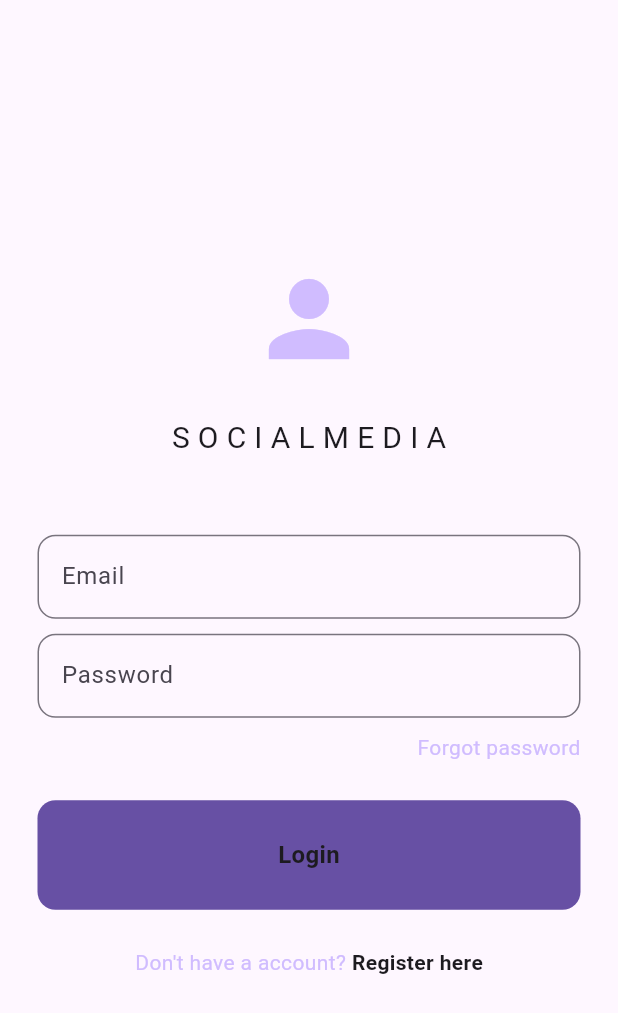
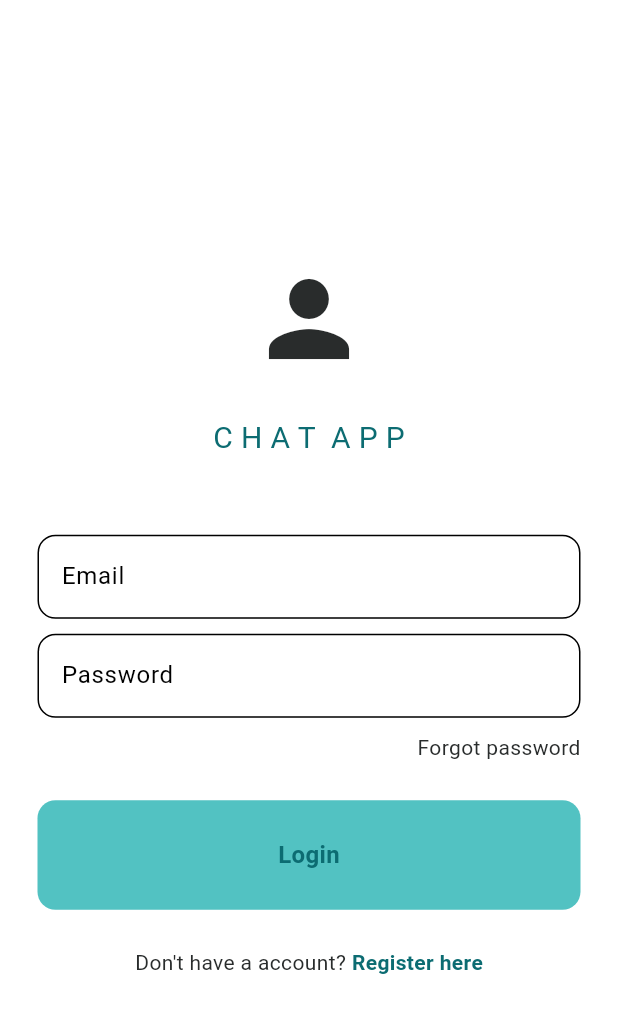
Before and after one commit to jothiswaranoh/chatapp, a Flutter app: the screen it shows after launch, on a phone screen of 412 x 824 dp. Shown: the top 1013 px of the screen. Run offline on Flutter 3.47's test engine with Material 3 defaults, Android fonts, the phone set to English and light mode, and no system bars; our stand-ins replace carousel_slider, cloud_firestore, firebase_auth, firebase_core; missing offline and left inert: dart:js_util; accounts and stored records are empty.

Commit message:
changed colors

```diff
--- a/lib/auth/login_or_register.dart
+++ b/lib/auth/login_or_register.dart
@@ -1,4 +1,3 @@
-import 'package:flutter/src/widgets/container.dart';
 import 'package:flutter/src/widgets/framework.dart';
 import 'package:groupchat/pages/login_page.dart';
 import 'package:groupchat/pages/register_page.dart';
@@ -12,7 +11,6 @@ class LoginOrRegister extends StatefulWidget {
 
 class _LoginOrRegisterState extends State<LoginOrRegister> {
  bool showLoginPage = true;
-
  void togglepages(){
   setState(() {
     showLoginPage = !showLoginPage;
--- a/lib/main.dart
+++ b/lib/main.dart
@@ -10,8 +10,6 @@ import 'package:groupchat/pages/profile_page.dart';
 import 'package:groupchat/pages/users_page.dart';
 import 'package:groupchat/theme/theme_provider.dart';
 import 'package:provider/provider.dart';
-
-
 
 void main() async {
   WidgetsFlutterBinding.ensureInitialized();
@@ -30,8 +28,10 @@ class MyApp extends StatelessWidget {
   @override
   Widget build(BuildContext context) {
     return MaterialApp(
-      home:AuthPage(),
-        routes: {
+      home: AuthPage(),
+      theme: Provider.of<ThemeProvider>(context).themeData,
+      debugShowCheckedModeBanner: false,
+      routes: {
         '/login_register_page': (context) => const LoginOrRegister(),
         '/home_page': (context) => HomePage(),
         '/profile_page': (context) => ProfilePage(),
--- a/lib/pages/login_page.dart
+++ b/lib/pages/login_page.dart
@@ -6,7 +6,6 @@ import 'package:groupchat/components/my_textfield.dart';
 import '../components/space.dart';
 import '../helper/display_message_to_user.dart';
 import 'package:groupchat/controller/comman.dart';
-
 
 class LoginPage extends StatefulWidget {
   final void Function()? onTap;
@@ -18,7 +17,7 @@ class LoginPage extends StatefulWidget {
 
 class _LoginPageState extends State<LoginPage> {
   void login_page() {
-    login(context,emailController,passwordController);
+    login(context, emailController, passwordController);
   }
 
   TextEditingController emailController = TextEditingController();
@@ -34,7 +33,8 @@ class _LoginPageState extends State<LoginPage> {
       body: Center(
         child: Padding(
           padding: const EdgeInsets.all(25.0),
-          child: Column(mainAxisAlignment: MainAxisAlignment.center,
+          child: Column(
+              mainAxisAlignment: MainAxisAlignment.center,
               //logo
               children: [
                 Icon(
@@ -49,7 +49,7 @@ class _LoginPageState extends State<LoginPage> {
                 ),
                 //app name
                 const Text(
-                  "S O C I A L M E D I A",
+                  "C H A T  A P P",
                   style: TextStyle(fontSize: 20),
                 ),
 
--- a/lib/theme/dark_mode.dart
+++ b/lib/theme/dark_mode.dart
@@ -4,12 +4,13 @@ ThemeData darktMode = ThemeData(
   brightness: Brightness.dark, // Corrected to dark
   colorScheme: ColorScheme.dark(
     background: Colors.grey.shade900,
-    primary: Colors.grey.shade800,
-    secondary: Colors.grey.shade700,
-    inversePrimary: Colors.grey.shade600, // Use onPrimary instead of inversePrimary
+    primary: Color.fromARGB(255, 95, 180, 195),
+    secondary: Color.fromARGB(255, 68, 178, 165),
+    inversePrimary: Color.fromARGB(
+        255, 44, 169, 194), // Use onPrimary instead of inversePrimary
   ),
   textTheme: ThemeData.dark().textTheme.apply(
-    bodyColor: Colors.grey[300],
-    displayColor: Colors.black,
-  ),
+        bodyColor: Color.fromARGB(255, 59, 184, 207),
+        displayColor: Colors.black,
+      ),
 );
--- a/lib/theme/light_mode.dart
+++ b/lib/theme/light_mode.dart
@@ -3,13 +3,14 @@ import 'package:flutter/material.dart';
 ThemeData lightMode = ThemeData(
   brightness: Brightness.light, // Explicitly set brightness to light
   colorScheme: ColorScheme.light(
-    background: Colors.grey.shade300,
-    primary: Colors.grey.shade200,
-    secondary: Colors.grey.shade400,
-    inversePrimary: Colors.grey.shade800, // Use onPrimary instead of inversePrimary
+    background: Colors.white,
+    primary: Color.fromARGB(255, 82, 194, 194),
+    secondary: Color.fromARGB(255, 30, 77, 100),
+    inversePrimary: Color.fromARGB(
+        255, 41, 44, 44), // Use onPrimary instead of inversePrimary
   ),
   textTheme: ThemeData.light().textTheme.apply(
-    bodyColor: Colors.grey[800],
-    displayColor: Colors.black,
-  ),
+        bodyColor: Color.fromARGB(255, 12, 108, 114),
+        displayColor: Colors.black,
+      ),
 );
--- a/lib/variables/app_colors.dart
+++ b/lib/variables/app_colors.dart
@@ -1,6 +1,7 @@
 import 'package:flutter/material.dart';
 
 class AppColors {
-  static const Color mainBackground = Color(0xFF292F3F); // #292f3f
+  static const Color mainBackground =
+      Color.fromARGB(255, 38, 167, 176); // #292f3f
   static const Color white = Color(0xFFFFFFFF); // #ffffff
 }
```
Also changed, not shown: lib/components/carouselbody.dart (+21 -18 lines), lib/components/chat_bubble.dart (+13 -11 lines), lib/components/user_tile.dart (+5 -5 lines), lib/pages/chat_page.dart (+20 -12 lines), lib/pages/home_page.dart (+18 -13 lines), lib/pages/register_page.dart (+6 -4 lines).
